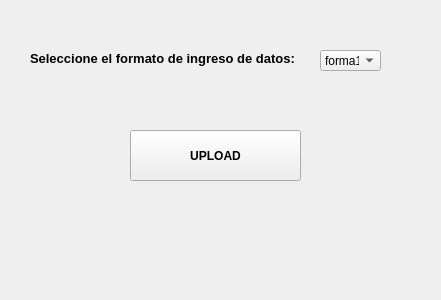
Qt form frontend/input_simulacion.ui (odevincenti/TC-TP1) before a commit.
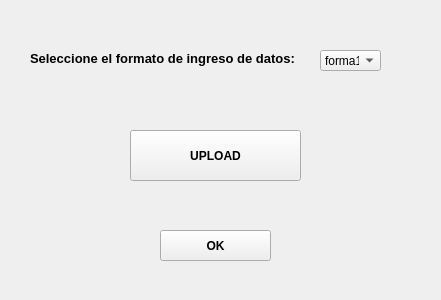
The same form after that commit.

The edit to the form file:
```diff
--- a/frontend/input_simulacion.ui
+++ b/frontend/input_simulacion.ui
@@ -77,6 +77,25 @@
     <string>UPLOAD</string>
    </property>
   </widget>
+  <widget class="QPushButton" name="ok_simulacion_pushButton_2">
+   <property name="geometry">
+    <rect>
+     <x>160</x>
+     <y>230</y>
+     <width>111</width>
+     <height>31</height>
+    </rect>
+   </property>
+   <property name="font">
+    <font>
+     <weight>75</weight>
+     <bold>true</bold>
+    </font>
+   </property>
+   <property name="text">
+    <string>OK</string>
+   </property>
+  </widget>
  </widget>
  <resources/>
  <connections/>
```
